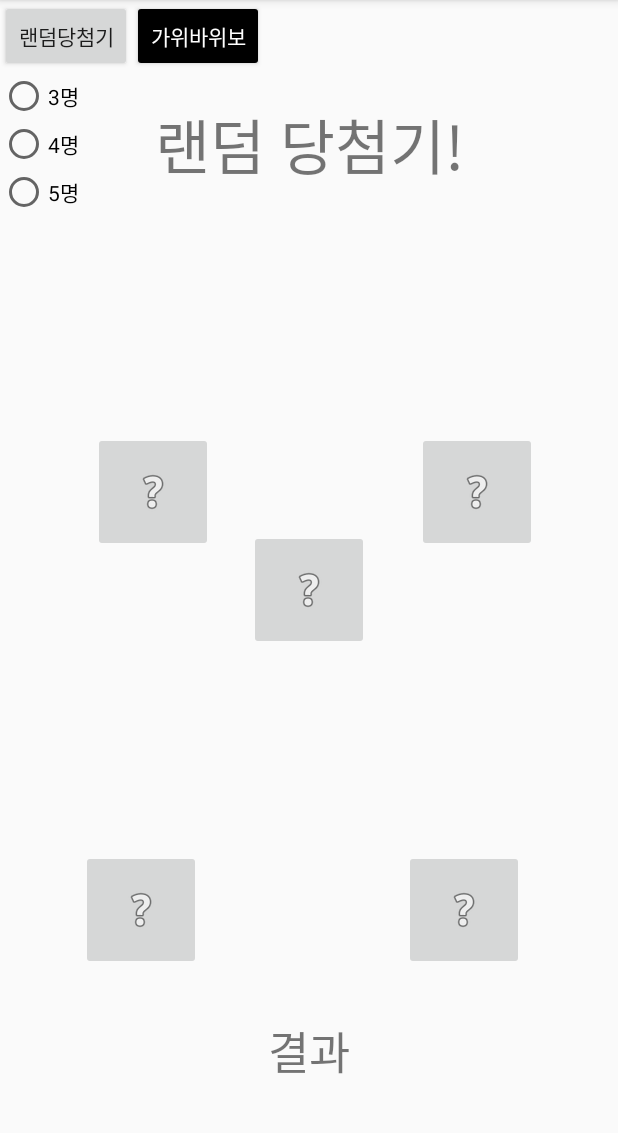
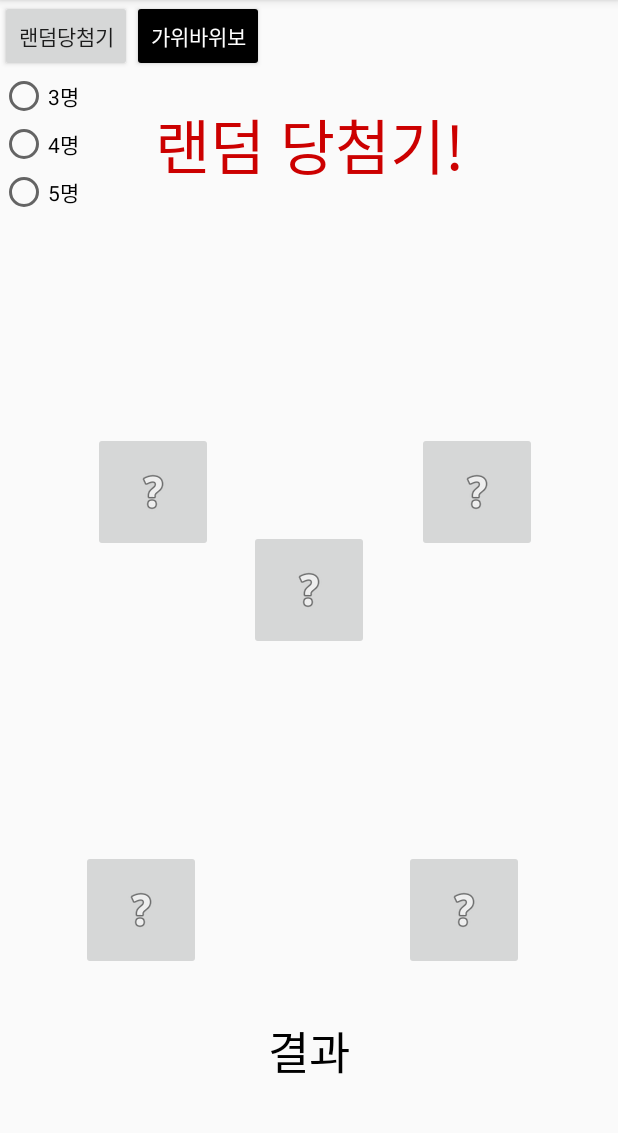
Before and after one commit to Jinyon92/Android_simpleGame, an Android app: the screen it shows after launch (MainActivity), after a tap on "랜덤당첨기", on a phone screen of 412 x 824 dp, the part 84-1217 px from its top. Run offline under Robolectric (Android 15) with nearby library versions, the phone set to English and light mode, and no system bars.

Commit message:
6st 랜덤당첨기 finish

```diff
--- a/app/src/main/res/layout/fragment_main.xml
+++ b/app/src/main/res/layout/fragment_main.xml
@@ -43,6 +43,7 @@
         android:layout_marginTop="8dp"
         android:gravity="center"
         android:text="랜덤 당첨기!"
+        android:textColor="@android:color/holo_red_dark"
         android:textSize="40dp"
         app:layout_constraintBottom_toBottomOf="parent"
         app:layout_constraintHorizontal_bias="0.502"
@@ -138,6 +139,7 @@
         android:layout_marginRight="8dp"
         android:layout_marginTop="8dp"
         android:text="결과"
+        android:textColor="@android:color/background_dark"
         android:textSize="30dp"
         app:layout_constraintBottom_toBottomOf="parent"
         app:layout_constraintLeft_toLeftOf="parent"
```
